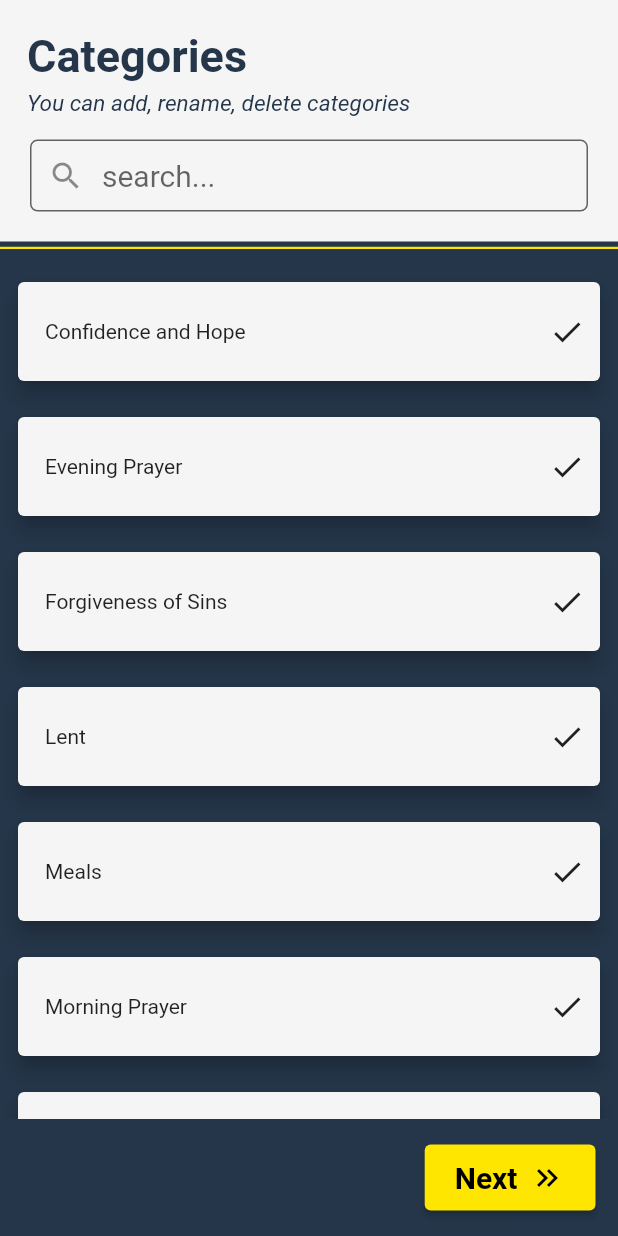
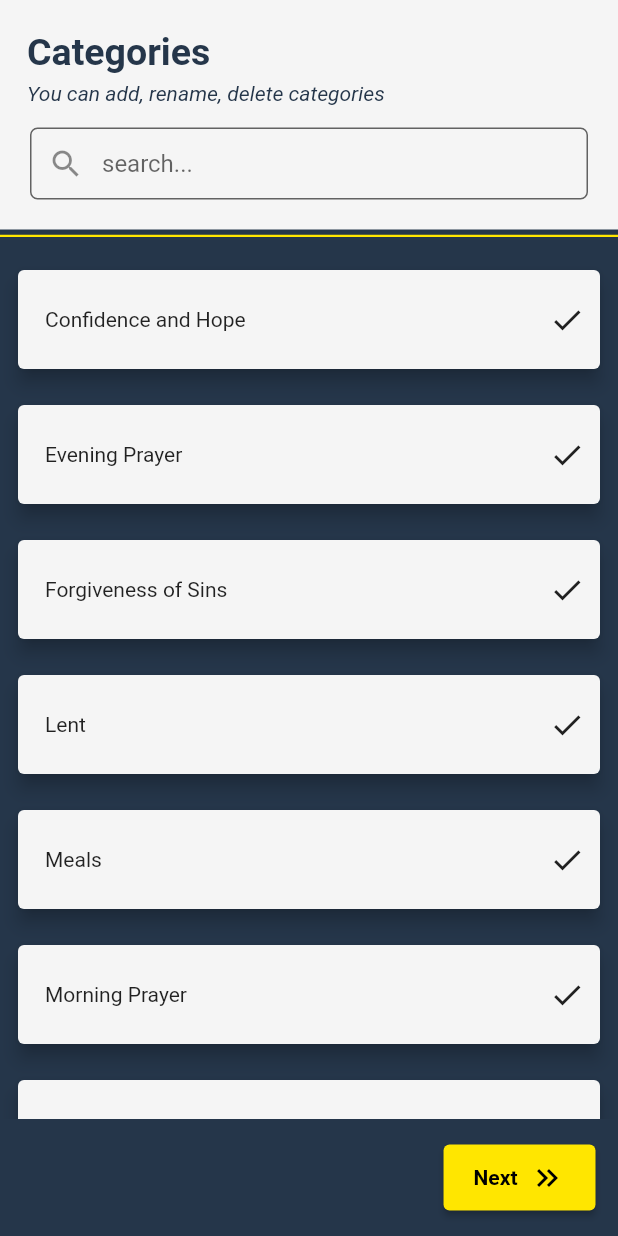
Before and after one commit to HeavenMercy/mam_pray, a Flutter app: the CategoriesView widget shown alone on an empty page, opened directly, on a phone screen of 412 x 824 dp. Run offline on Flutter 3.47's test engine with Material 2 defaults, Android fonts, the phone set to English and light mode, and no system bars.

Commit message:
modifies font sizes and other small modifications

```diff
--- a/lib/views/categories.view.dart
+++ b/lib/views/categories.view.dart
@@ -25,6 +25,13 @@ class CategoriesView extends StatefulWidget {
 
 class _CategoriesViewState extends State<CategoriesView> {
   var categoryFiltar = '';
+  var alreadyHasCategories = false;
+
+  @override
+  void initState() {
+    super.initState();
+    alreadyHasCategories = widget.passage?.categories.isNotEmpty ?? false;
+  }
 
   @override
   Widget build(BuildContext context) {
@@ -48,14 +55,18 @@ class _CategoriesViewState extends State<CategoriesView> {
                         children: [
                           Text(
                             'Categories',
-                            style: Styles.mainText
-                                .copyWith(fontSize: 30, color: Styles.bgColor),
+                            style: Styles.mainText.copyWith(
+                              fontSize: 25,
+                              color: Styles.bgColor,
+                            ),
                           ),
                           Utils.addFixedSpace(5),
                           Text(
                             'You can add, rename, delete categories',
-                            style: Styles.subText
-                                .copyWith(fontSize: 15, color: Styles.bgColor),
+                            style: Styles.subText.copyWith(
+                              // fontSize: 15,
+                              color: Styles.bgColor,
+                            ),
                           ),
                         ],
                       ),
@@ -132,6 +143,11 @@ class _CategoriesViewState extends State<CategoriesView> {
                 Utils.addFlexibleSpace(),
                 CustomButton(
                   onPressed: () {
+                    if (alreadyHasCategories) {
+                      Navigator.of(context).pop();
+                      return;
+                    }
+
                     if (widget.passage != null) {
                       Navigator.of(context).pushReplacement(
                         MaterialPageRoute(
--- a/lib/views/first_time.view.dart
+++ b/lib/views/first_time.view.dart
@@ -27,13 +27,13 @@ class _FirstTimeViewState extends State<FirstTimeView> {
         padding: const EdgeInsets.all(20.0),
         child: Column(
           children: [
-            Utils.addFixedSpace(40),
+            Utils.addFixedSpace(50),
             Text(
               'Mam Pray',
               style: Styles.mainText.copyWith(fontSize: 50),
             ),
-            Utils.addFixedSpace(20),
-            const Text('Welcome', style: Styles.subText),
+            Utils.addFixedSpace(10),
+            Text('Welcome', style: Styles.subText.copyWith(fontSize: 20)),
             Utils.addFixedSpace(100),
             CustomTextInput(
               hintText: "what's your firstname?",
--- a/lib/views/home.view.dart
+++ b/lib/views/home.view.dart
@@ -45,13 +45,13 @@ class _HomeViewState extends State<HomeView> {
                 Text(
                   'Welcome ${model.firstname},',
                   style: Styles.mainText
-                      .copyWith(fontSize: 35, color: Styles.bgColor),
+                      .copyWith(fontSize: 25, color: Styles.bgColor),
                 ),
                 Utils.addFixedSpace(5),
                 Text(
                   welcomteText,
                   style: Styles.subText.copyWith(
-                    fontSize: 15,
+                    // fontSize: 15,
                     color: Styles.bgColor,
                   ),
                 ),
--- a/lib/widgets/basic_passage.widget.dart
+++ b/lib/widgets/basic_passage.widget.dart
@@ -16,7 +16,7 @@ class BasicPassage extends StatelessWidget {
 
   @override
   Widget build(BuildContext context) {
-    const double fontSize = 20;
+    // const double fontSize = 15;
 
     var verseEnd =
         passage.verseEnd > passage.verseStart ? ' to ${passage.verseEnd}' : '';
@@ -36,7 +36,7 @@ class BasicPassage extends StatelessWidget {
               Text(
                 passage.book,
                 style: Styles.mainText.copyWith(
-                  fontSize: fontSize,
+                  // fontSize: fontSize,
                   color: Styles.bgColor,
                 ),
               ),
@@ -45,7 +45,7 @@ class BasicPassage extends StatelessWidget {
                   Text(
                     'Chapter ${passage.chapter}: ${passage.verseStart}$verseEnd',
                     style: Styles.subText.copyWith(
-                      fontSize: fontSize / 1.2,
+                      // fontSize: fontSize / 1.2,
                       color: Styles.bgColor,
                     ),
                   ),
--- a/lib/widgets/top_passages.widget.dart
+++ b/lib/widgets/top_passages.widget.dart
@@ -13,12 +13,14 @@ class TopPassages extends StatelessWidget {
 
   @override
   Widget build(BuildContext context) {
+    const double titleFontSize = 18;
+
     return Column(
       children: [
         Text(
           'TOP PASSAGES',
           style: Styles.mainText.copyWith(
-            fontSize: 20,
+            fontSize: titleFontSize,
             color: Styles.secColor,
           ),
         ),
@@ -38,7 +40,7 @@ class TopPassages extends StatelessWidget {
         Text(
           'ALL PASSAGES',
           style: Styles.mainText.copyWith(
-            fontSize: 20,
+            fontSize: titleFontSize,
             color: Styles.secColor,
           ),
         ),
```
Also changed, not shown: lib/views/passage.view.dart (+20 -2 lines), lib/widgets/category_view.widget.dart (+4 -3 lines), lib/widgets/top_passage.widget.dart (+4 -4 lines), lib/config/styles.config.dart, lib/config/values.config.dart.
